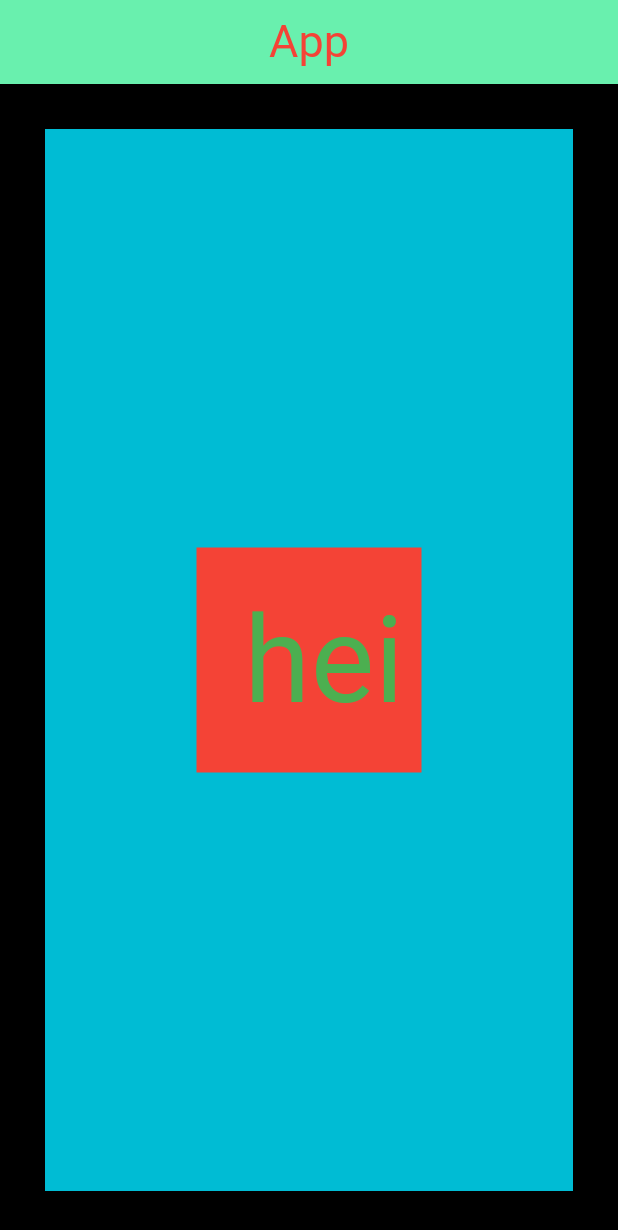
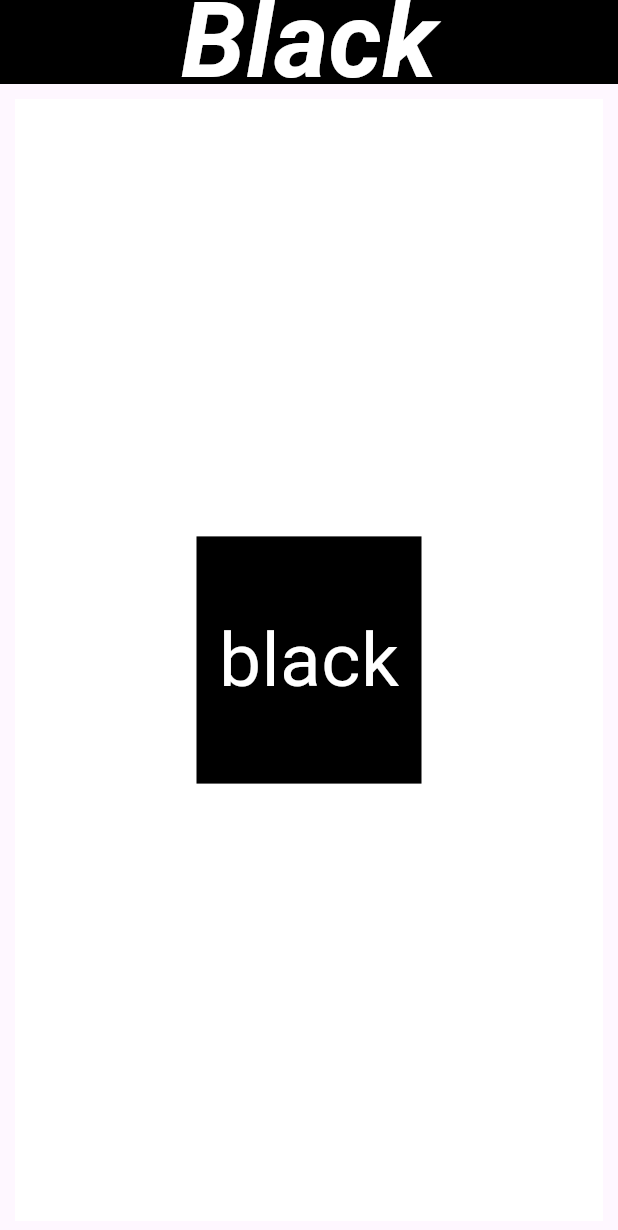
Before and after one commit to Abhiinav7/flutter_sample, a Flutter app: the screen it shows after launch, on a phone screen of 412 x 824 dp. Shown: the top 1230 px of the screen. Run offline on Flutter 3.47's test engine with Material 2 defaults, Android fonts, the phone set to English and light mode, and no system bars.

Commit message:
2nd commit

```diff
--- a/lib/homepage.dart
+++ b/lib/homepage.dart
@@ -11,48 +11,43 @@ class _MyHomeState extends State<MyHome> {
   Widget build(BuildContext context) {
     return Scaffold(
       appBar: AppBar(
-        backgroundColor: Colors.greenAccent,
         centerTitle: true,
+        backgroundColor: Colors.black,
         title: Text(
-          "App",
+          "Black",
           style: TextStyle(
-            fontSize: 30,
-            color: Colors.red
+            fontSize: 70,
+            fontStyle: FontStyle.italic,
+            fontWeight: FontWeight.bold,
+            color: Colors.white
+
           ),
-        )
-
+        ),
       ),
 body: Container(
   alignment: Alignment.center,
+
+  margin: EdgeInsets.all(10),
   height: MediaQuery.of(context).size.height,
   width: MediaQuery.of(context).size.width,
-  color: Colors.black,
-  padding: EdgeInsets.all(20),
-  child: Container(
-    margin: EdgeInsets.all(10),
-    alignment: Alignment.center,
-    height: MediaQuery.of(context).size.height,
-    width: MediaQuery.of(context).size.width,
-    color: Colors.cyan,
-    child: Container(
-      padding: EdgeInsets.all(10),
-      alignment: Alignment.center,
-      height: 150,
-      width: 150,
-      color: Colors.red,
+  color: Colors.white,
+      child: Container(
+        height: MediaQuery.of(context).size.height * 0.20,
+        width: 150,
+        color: Colors.black,
+        //alignment: Alignment.center,
+        child: Center(
+          child: Text(
+            "black",
+            style: TextStyle(
+              color: Colors.white,
+              fontSize: 50
 
-      child: Text(
-
-        " hei",
-        style:TextStyle(
-          fontSize:80,
-          color: Colors.green,
-
-        ) ,
-      ),
-    ),
+            ),
+          ),
+        ),
+  )
   ),
-),
-    );
+);
   }
 }
```
